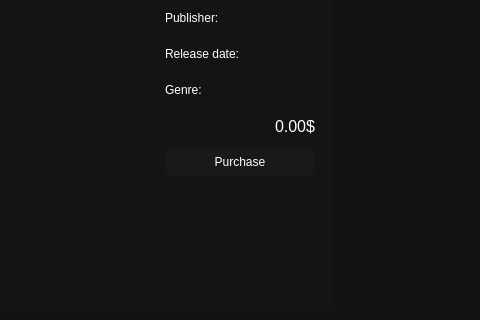
This is Foxlike/gamewindow.ui in Lekantrop-gd/CourseProject as Qt 5 draws it before an edit; both pictures show x 391 to 871 and y 252 to 572 of the 982 by 572 pixel window. The edited form follows.
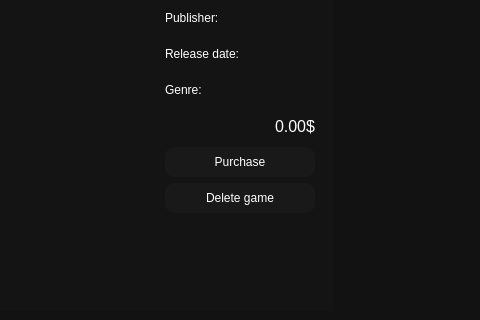
This is the edited form. Icons and pictures are not drawn.

Commit message:
Add deletion button
Added deletion button to the game window, but haven't made actual deletion yet

Diff of the .ui file:
```diff
--- a/Foxlike/gamewindow.ui
+++ b/Foxlike/gamewindow.ui
@@ -279,6 +279,31 @@
             </property>
            </widget>
           </item>
+          <item>
+           <widget class="QPushButton" name="deleteGameButton">
+            <property name="minimumSize">
+             <size>
+              <width>0</width>
+              <height>30</height>
+             </size>
+            </property>
+            <property name="styleSheet">
+             <string notr="true">QPushButton {
+	background-color: rgb(25, 25, 25);
+	border-radius: 10%;
+}
+
+QPushButton:hover {
+	background-color: rgb(28, 28, 28);
+	border-radius: 5%;
+}
+</string>
+            </property>
+            <property name="text">
+             <string>Delete game</string>
+            </property>
+           </widget>
+          </item>
           <item>
            <spacer name="verticalSpacer">
             <property name="orientation">
```
The commit also changes 5 other files.
